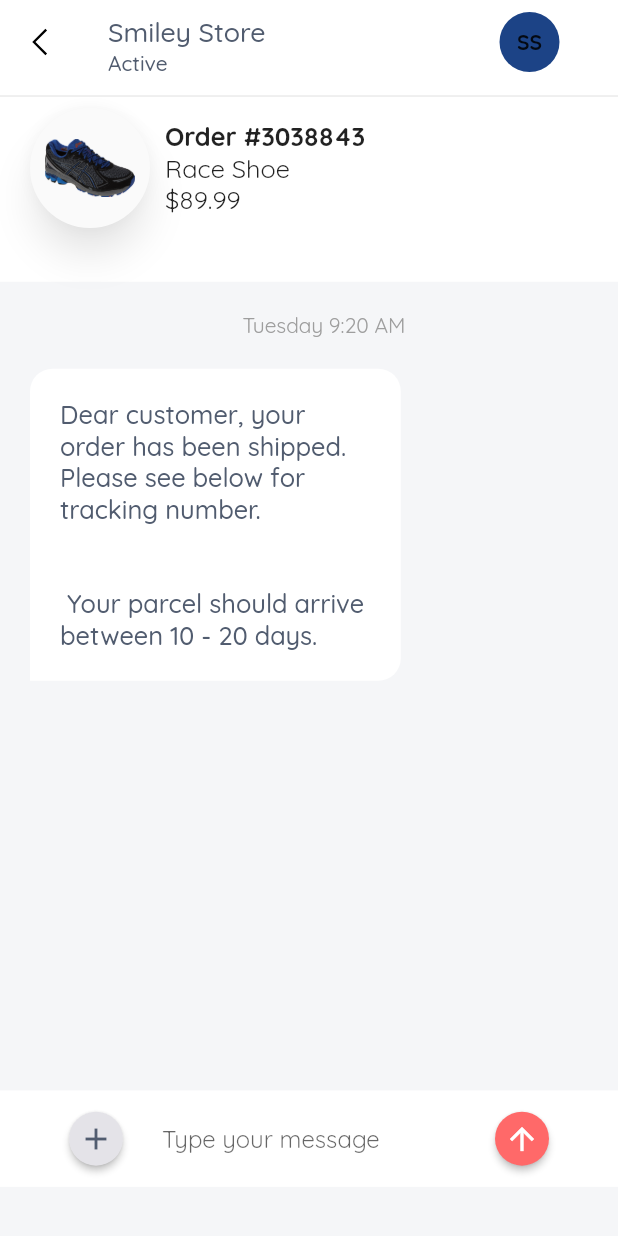
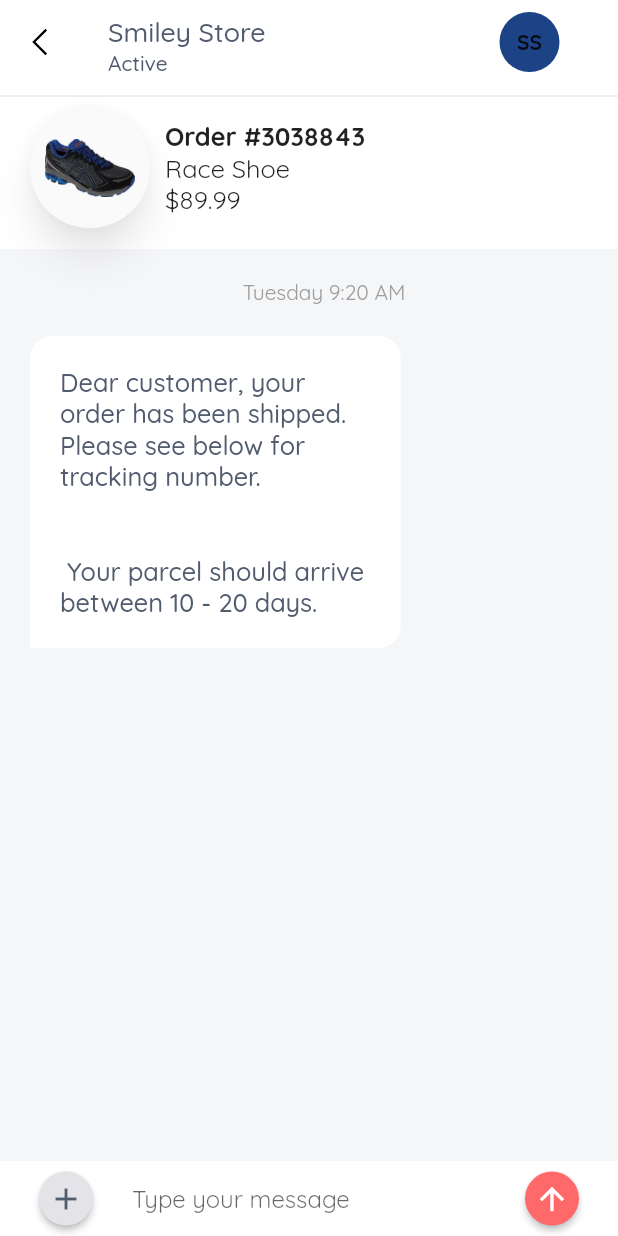
Before and after one commit to vickaw/Ecom-Flutter, a Flutter app: the MessagesPage screen opened by its route, after a tap on "SS", on a phone screen of 412 x 824 dp. Run offline on Flutter 3.47's test engine with Material 2 defaults, Android fonts, the phone set to English and light mode, and no system bars; our stand-ins replace flushbar, flutter_rating_bar, flutter_screenutil, font_awesome_flutter, line_icons, shared_preferences and 1 more; accounts and stored records are empty.

Commit message:
Fixed Issues

```diff
--- a/lib/views/categories/categories.dart
+++ b/lib/views/categories/categories.dart
@@ -15,7 +15,6 @@ class _CategoriesPageState extends State<CategoriesPage> {
 
   @override
   Widget build(BuildContext context) {
-    final screenHeight = MediaQuery.of(context).size.height;
     final appBar = AppBar(
       leading: Container(),
       actions: <Widget>[
@@ -81,7 +80,9 @@ class _CategoriesPageState extends State<CategoriesPage> {
           crossAxisAlignment: CrossAxisAlignment.start,
           children: <Widget>[
             Container(child: title),
-            Container(height: screenHeight * 0.83, child: content,),
+           Expanded(
+             child:  Container(child: content),
+           )
           ],
         ),
       ),
--- a/lib/views/messages/message_details.dart
+++ b/lib/views/messages/message_details.dart
@@ -1,4 +1,5 @@
 import 'package:flutter/material.dart';
+import 'package:flutter_screenutil/flutter_screenutil.dart';
 import 'package:hello_shop/models/product.dart';
 import '../../router.dart';
 import '../../utils/colors.dart';
@@ -11,12 +12,19 @@ class MessageDetailsPage extends StatelessWidget {
   const MessageDetailsPage({Key key, this.name}) : super(key: key);
   @override
   Widget build(BuildContext context) {
-    final screenHeight = MediaQuery.of(context).size.height;
+    final double screenHeight = MediaQuery.of(context).size.height;
+    final double screenWidth = MediaQuery.of(context).size.width;
+    ScreenUtil.instance = ScreenUtil(
+      width: screenWidth,
+      height: screenHeight,
+      allowFontScaling: true,
+    )..init(context);
 
     final initials = Padding(
       padding: EdgeInsets.only(right: 15.0),
       child: MaterialButton(
-        onPressed: () => Navigator.of(context).pushNamed(shopProfileViewRoute, arguments: name),
+        onPressed: () => Navigator.of(context)
+            .pushNamed(shopProfileViewRoute, arguments: name),
         shape: CircleBorder(),
         child: Container(
           height: 40.0,
@@ -85,8 +93,7 @@ class MessageDetailsPage extends StatelessWidget {
           child: Center(
             heightFactor: 35.0,
             child: Image.asset(products[0].photos[0], fit: BoxFit.cover),
-        )
-      ),
+          )),
     );
 
     final orderDetails = Container(
@@ -123,7 +130,7 @@ class MessageDetailsPage extends StatelessWidget {
     );
 
     final product = Container(
-      height: screenHeight * 0.16,
+      height: ScreenUtil().setHeight(110),
       color: Colors.white,
       child: Column(
         children: <Widget>[hr, productDetails],
@@ -155,7 +162,6 @@ class MessageDetailsPage extends StatelessWidget {
     final chatContainer = Container(
       margin: EdgeInsets.only(top: 20.0),
       padding: EdgeInsets.only(left: 20.0),
-      height: screenHeight * 0.63,
       child: Column(
         crossAxisAlignment: CrossAxisAlignment.start,
         children: <Widget>[
@@ -172,9 +178,12 @@ class MessageDetailsPage extends StatelessWidget {
       ),
     );
 
-    final bottom = Container(
-      padding: EdgeInsets.symmetric(horizontal: 20.0),
-      height: screenHeight * 0.078,
+    final bottom = Positioned(
+      bottom: 0,
+      left: 0,
+      right: 0,
+      child: Container(
+        height: ScreenUtil().setHeight(50),
         color: Colors.white,
         child: Row(
           children: <Widget>[
@@ -187,7 +196,7 @@ class MessageDetailsPage extends StatelessWidget {
                 color: CustomColors.primaryDarkColor,
               ),
             ),
-          Flexible(
+            Expanded(
               child: TextField(
                 decoration: InputDecoration(
                   border: InputBorder.none,
@@ -207,13 +216,25 @@ class MessageDetailsPage extends StatelessWidget {
             ),
           ],
         ),
+      ),
     );
-
     return Scaffold(
       appBar: appBar,
-      body: SingleChildScrollView(
-        child: Column(
-          children: <Widget>[product, chatContainer, bottom],
+      body: Container(
+        height: screenHeight,
+        width: screenWidth,
+        child: Stack(
+          children: <Widget>[
+            Column(
+              children: <Widget>[
+                product,
+                Expanded(
+                  child: SingleChildScrollView(child: chatContainer),
+                )
+              ],
+            ),
+            bottom
+          ],
         ),
       ),
     );
--- a/lib/views/messages/messages.dart
+++ b/lib/views/messages/messages.dart
@@ -61,7 +61,7 @@ class MessagesPage extends StatelessWidget {
         padding: EdgeInsets.symmetric(horizontal: 20.0),
         child: Column(
           crossAxisAlignment: CrossAxisAlignment.start,
-          children: <Widget>[title, searchBar, list],
+          children: <Widget>[title, searchBar, Expanded(child: list,)],
         ),
       ),
     );
--- a/lib/views/notifications/notifications.dart
+++ b/lib/views/notifications/notifications.dart
@@ -20,7 +20,6 @@ class NotificationsPage extends StatelessWidget {
     final title = HeaderText(text: "Notifications");
 
     final list = Container(
-      height: MediaQuery.of(context).size.height * 0.83,
       child: ListView.builder(
         itemCount: notifications.length,
         itemBuilder: (BuildContext context, int index) {
@@ -35,7 +34,9 @@ class NotificationsPage extends StatelessWidget {
         padding: EdgeInsets.symmetric(horizontal: 20.0),
         child: Column(
           crossAxisAlignment: CrossAxisAlignment.start,
-          children: <Widget>[title, list],
+          children: <Widget>[title, Expanded(
+            child: list,
+          )],
         ),
       ),
     );
--- a/pubspec.yaml
+++ b/pubspec.yaml
@@ -25,6 +25,7 @@ dependencies:
   shared_preferences: ^0.5.3+5
   flutter_rating_bar: ^3.0.0
   flushbar: ^1.9.0
+  flutter_screenutil: ^0.5.3
 
   # The following adds the Cupertino Icons font to your application.
   # Use with the CupertinoIcons class for iOS style icons.
```
Also changed, not shown: lib/global_widgets/latest_items_card.dart (+8 -6 lines), lib/views/product_details/product_details.dart (+15 -17 lines), lib/views/tabs/home/widgets/featured_section.dart (+11 -3 lines), lib/views/tabs/home/widgets/latest_items_section.dart (+13 -3 lines), pubspec.lock. Lines whose indentation alone changed are shown as unchanged.
